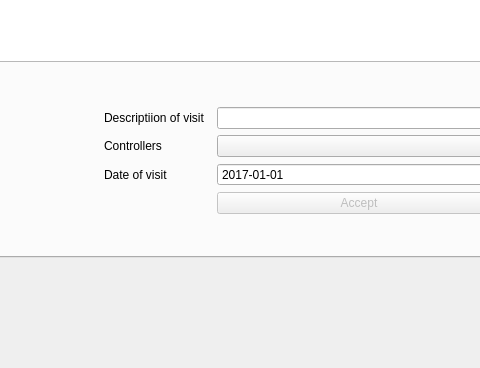
ApacheThank/newWorld, file appliDesktop/mainwindow.ui: the form before one commit; both pictures show x 376 to 856 and y 428 to 796 of the 969 by 796 pixel window.
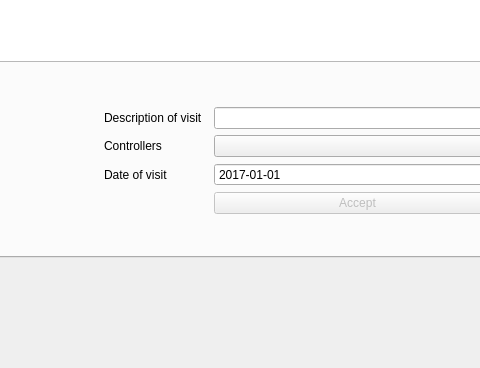
The form after the commit. The open tabs and pages were chosen to show the change.

```diff
--- a/appliDesktop/mainwindow.ui
+++ b/appliDesktop/mainwindow.ui
@@ -478,7 +478,7 @@
                           <item row="0" column="0">
                            <widget class="QLabel" name="label_13">
                             <property name="text">
-                             <string>Descriptiion of visit  </string>
+                             <string>Description of visit  </string>
                             </property>
                            </widget>
                           </item>
```
Left out of the diff: 2 changed lines with no effect on the pictures.
